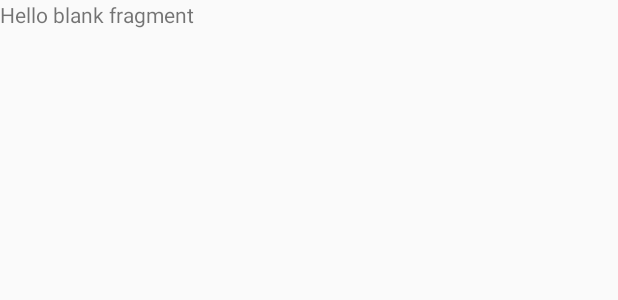
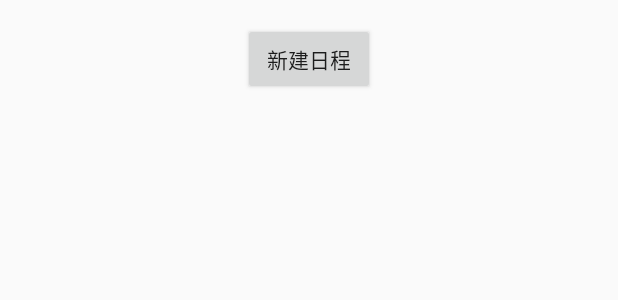
Before and after one commit to guyucheng/oa, an Android app: the layout fragment_calendar.xml on its own in the app's theme, with its tools: preview values and no code run, on a phone screen of 412 x 824 dp. Shown: the top 300 px of the screen. Run offline under Robolectric (Android 15) with nearby library versions, the phone set to English and light mode, and no system bars.

```diff
--- a/app/src/main/java/com/example/oa/ContactsFragment.java
+++ b/app/src/main/java/com/example/oa/ContactsFragment.java
@@ -62,7 +62,6 @@ public class ContactsFragment extends Fragment {
         recyclerView = (RecyclerView) mView.findViewById(R.id.rcc_contacts_list);
         recyclerView.setHasFixedSize(true);
         recyclerView.setLayoutManager(new LinearLayoutManager(this.mView.getContext()));     //线性布局
-
 
         FetchContacts();
 
@@ -133,6 +132,7 @@ public class ContactsFragment extends Fragment {
                             // 数据下载完毕之后，将加载数据到联系人列表中
                             myAdapter = new MyAdapter();
                             recyclerView.setAdapter(myAdapter);
+                            GData.setContactData(data);
 //                            // 记录下刷新时间
 //                            GData.setLastFreshMsg(System.currentTimeMillis());
 //                            Log.d("TAG", "GData.getLastFreshMsg():" + GData.getLastFreshMsg());
--- a/app/src/main/java/com/example/oa/GData.java
+++ b/app/src/main/java/com/example/oa/GData.java
@@ -1,6 +1,7 @@
 package com.example.oa;
 
-import java.util.Date;
+import java.util.HashMap;
+import java.util.LinkedList;
 
 /**
  * Created by guyucheng on 19-5-1
@@ -11,7 +12,16 @@ public class GData {
     private static long lastFreshMsg;
     private static String id = "";
     private static String name = "";
+    private static LinkedList<HashMap<String, String>> ContactData;
 
+
+    public static LinkedList<HashMap<String, String>> getContactData() {
+        return ContactData;
+    }
+
+    public static void setContactData(LinkedList<HashMap<String, String>> contactData) {
+        GData.ContactData = contactData;
+    }
 
     public static String getId() {
         return id;
@@ -28,7 +38,6 @@ public class GData {
     public static void setName(String name) {
         GData.name = name;
     }
-
 
     public static long getLastFreshMsg() {
         return lastFreshMsg;
--- a/app/src/main/res/layout/fragment_calendar.xml
+++ b/app/src/main/res/layout/fragment_calendar.xml
@@ -1,14 +1,26 @@
 <?xml version="1.0" encoding="utf-8"?>
-<FrameLayout xmlns:android="http://schemas.android.com/apk/res/android"
+<LinearLayout xmlns:android="http://schemas.android.com/apk/res/android"
     xmlns:tools="http://schemas.android.com/tools"
     android:layout_width="match_parent"
     android:layout_height="match_parent"
-    tools:context=".CalendarFragment">
+    tools:context=".CalendarFragment"
+    android:layout_margin="15dp"
+    android:orientation="vertical">
 
     <!-- TODO: Update blank fragment layout -->
-    <TextView
+    <LinearLayout
         android:layout_width="match_parent"
-        android:layout_height="match_parent"
-        android:text="@string/hello_blank_fragment" />
+        android:layout_height="wrap_content"
+        android:gravity="center">
+        <Button
+            android:layout_width="wrap_content"
+            android:layout_height="wrap_content"
+            android:text="新建日程" />
+    </LinearLayout>
+    <android.support.v7.widget.RecyclerView
+        android:layout_width="match_parent"
+        android:layout_height="wrap_content"
+        android:layout_marginTop="10dp">
+    </android.support.v7.widget.RecyclerView>
 
-</FrameLayout>
+</LinearLayout>
```
